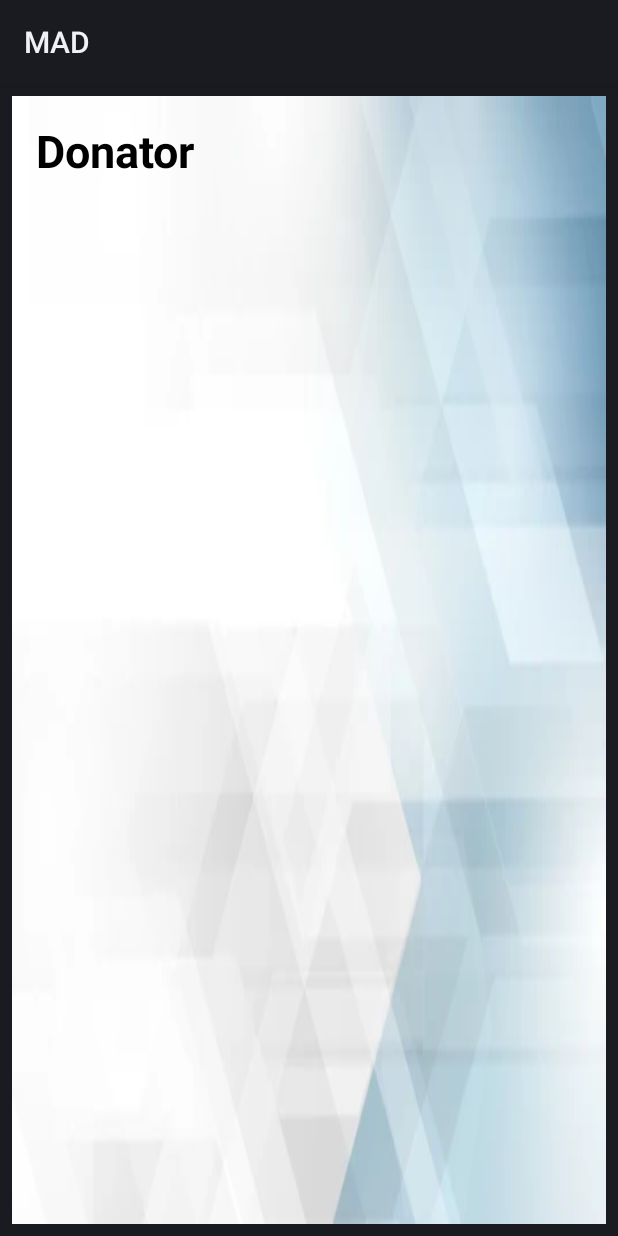
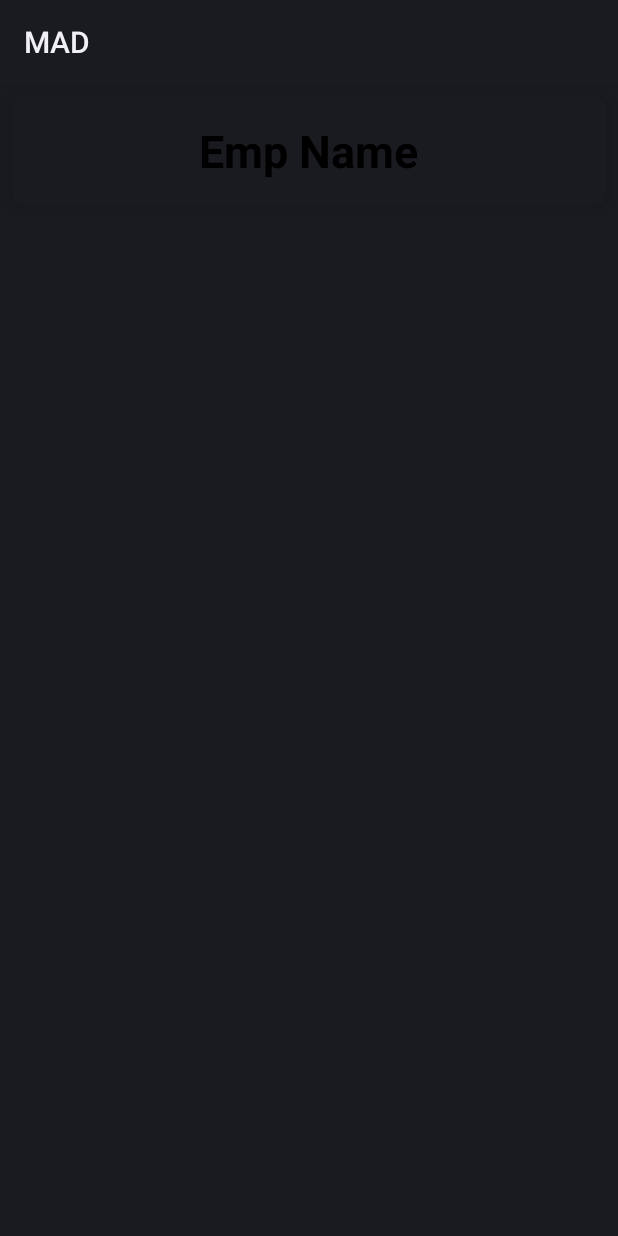
Before and after one commit to IT21271250/MAD-CKT_Travel_and_Tourism, an Android app: the layout emp_list_item.xml on its own in the app's theme, with its tools: preview values and no code run, on a phone screen of 412 x 824 dp. Run offline under Robolectric (Android 15) with nearby library versions, the phone set to English and light mode, and no system bars.

Commit message:
initial commit

```diff
--- a/app/src/main/res/layout/emp_list_item.xml
+++ b/app/src/main/res/layout/emp_list_item.xml
@@ -1,11 +1,9 @@
 <?xml version="1.0" encoding="utf-8"?>
-<androidx.constraintlayout.widget.ConstraintLayout
-    xmlns:android="http://schemas.android.com/apk/res/android"
+<androidx.cardview.widget.CardView xmlns:android="http://schemas.android.com/apk/res/android"
+    android:layout_width="match_parent"
+    android:layout_height="wrap_content"
     xmlns:app="http://schemas.android.com/apk/res-auto"
-    android:layout_width="match_parent"
-    android:layout_height="match_parent"
-    android:background="@drawable/img2"
-    app:cardElevation= "8dp"
+    app:cardElevation="8dp"
     app:cardCornerRadius="8dp"
     android:layout_margin="8dp">
 
@@ -14,30 +12,29 @@
         android:layout_height="wrap_content"
         android:gravity="center"
         android:padding="16dp"
-        android:orientation="vertical"
-        android:layout_gravity="center">
+        android:layout_gravity="center"
+        android:orientation="vertical">
 
         <LinearLayout
+            android:layout_width="wrap_content"
             android:layout_height="wrap_content"
-            android:layout_width="wrap_content"
             android:layout_gravity="center_vertical"
-            android:gravity="center"
             android:orientation="horizontal">
 
             <TextView
                 android:id="@+id/tvEmpName"
                 android:layout_width="wrap_content"
                 android:layout_height="wrap_content"
-                android:text="Donator"
+                android:text="Emp Name"
                 android:layout_gravity="center"
                 android:gravity="center"
                 android:textColor="@color/black"
                 android:textSize="30sp"
                 android:textStyle="bold"/>
 
+
         </LinearLayout>
 
     </LinearLayout>
 
-
-</androidx.constraintlayout.widget.ConstraintLayout>
+</androidx.cardview.widget.CardView>
```
